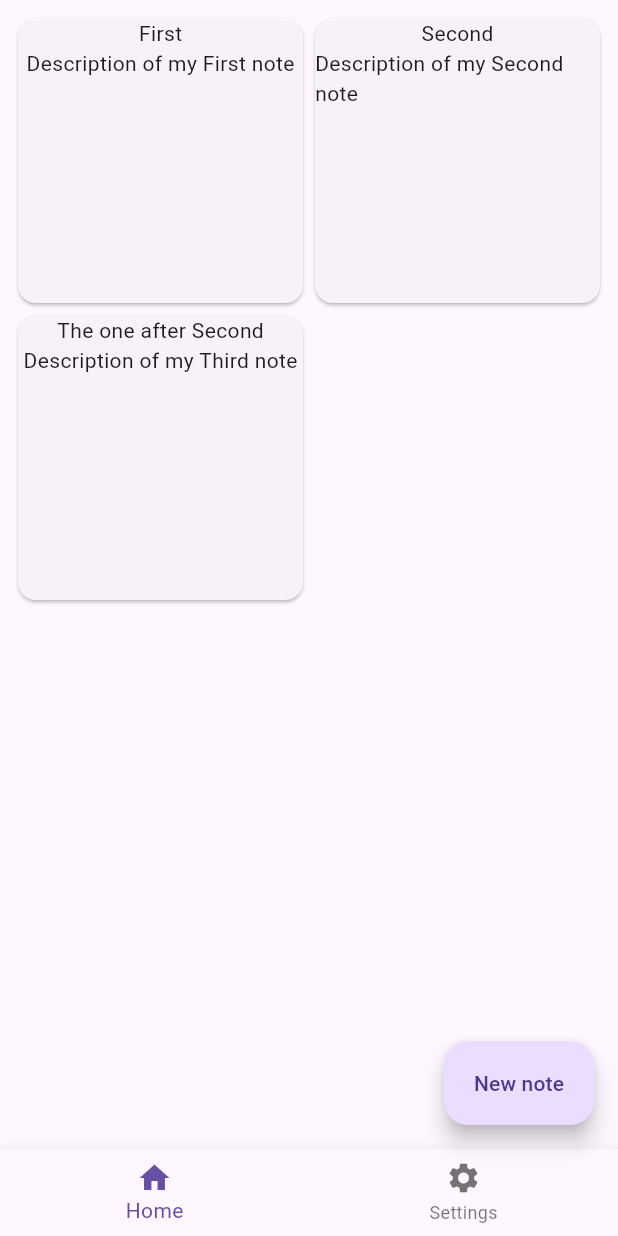
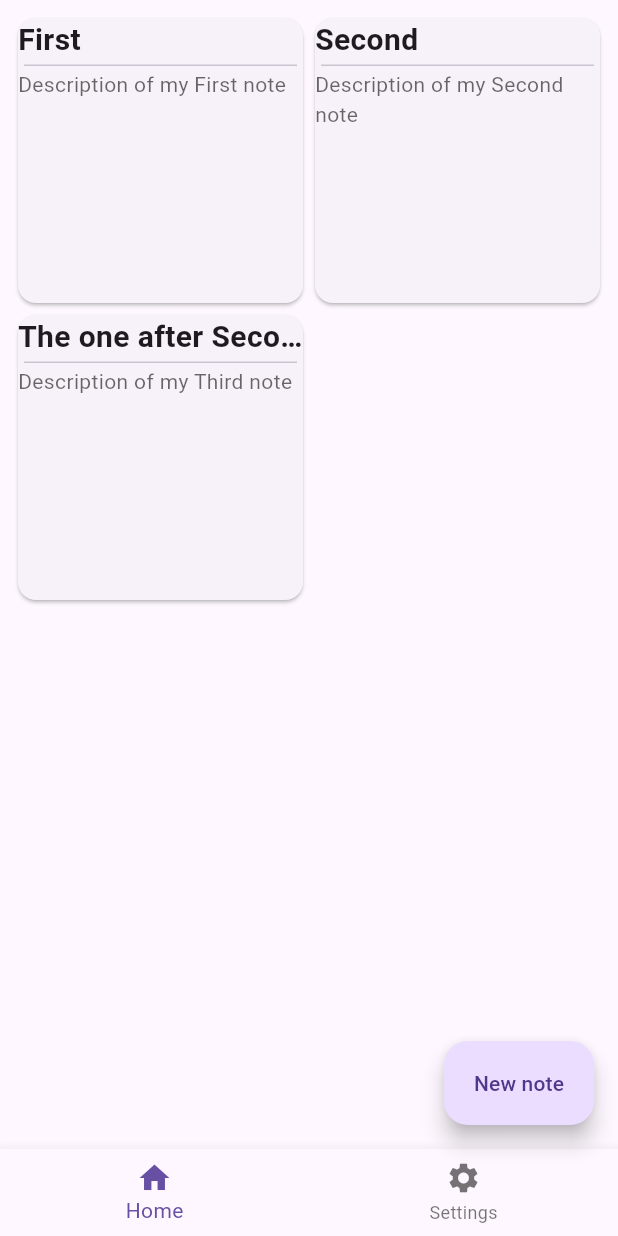
Before and after one commit to bantic-symphony/notes-no-ai-poc, a Flutter app: the screen it shows after launch, on a phone screen of 412 x 824 dp. Run offline on Flutter 3.47's test engine with Material 3 defaults, Android fonts, the phone set to English and light mode, and no system bars; our stand-ins replace go_router.

Commit message:
Add note details screen and navigation support
Introduced note details screen and content widgets, updated routing to support navigation to note details by ID, and enhanced Note model to include an ID field. Updated NoteCard to navigate to the details screen on tap and improved its UI. Added sqflite dependency and plugin registration for future database support.

```diff
--- /dev/null
+++ b/devtools_options.yaml
@@ -0,0 +1,3 @@
+description: This file stores settings for Dart & Flutter DevTools.
+documentation: https://docs.flutter.dev/tools/devtools/extensions#configure-extension-enablement-states
+extensions:
--- a/lib/app_router.dart
+++ b/lib/app_router.dart
@@ -1,6 +1,7 @@
 import 'package:flutter/widgets.dart';
 import 'package:go_router/go_router.dart';
 import 'package:testing_riverpod/scaffold_with_navbar.dart';
+import 'package:testing_riverpod/ui/home/details/widget/note_details_screen.dart';
 import 'package:testing_riverpod/ui/home/widget/home_screen.dart';
 import 'package:testing_riverpod/ui/settings/widget/settings_screen.dart';
 
@@ -12,11 +13,14 @@ final _shellNavigatorSettingsKey = GlobalKey<NavigatorState>(
   debugLabel: 'settingsShell',
 );
 
-const String home = '/home';
-const String settings = '/settings';
+class AppRoutes{
+static const String home = '/home';
+static const String noteDetails = 'details/:id';
+static const String settings = '/settings';
+}
 
 final router = GoRouter(
-  initialLocation: home,
+  initialLocation: AppRoutes.home,
   navigatorKey: _rootNavigatorKey,
   routes: <RouteBase>[
     StatefulShellRoute.indexedStack(
@@ -28,8 +32,21 @@ final router = GoRouter(
           navigatorKey: _shellNavigatorHomeKey,
           routes: <RouteBase>[
             GoRoute(
-              path: home,
+              path: AppRoutes.home,
+              name: AppRoutes.home,
+              parentNavigatorKey: _shellNavigatorHomeKey,
               builder: (context, state) => const HomeScreen(),
+              routes: [
+                GoRoute(
+                  path: AppRoutes.noteDetails,
+                  name: AppRoutes.noteDetails,
+                  parentNavigatorKey: _rootNavigatorKey,
+                  builder: (context, state){
+                    final id = state.pathParameters['id'];
+                     return NoteDetailsScreen(id: id ?? "");
+                     },
+                  )
+              ]
             ),
           ],
         ),
@@ -38,7 +55,8 @@ final router = GoRouter(
           navigatorKey: _shellNavigatorSettingsKey,
           routes: <RouteBase>[
             GoRoute(
-              path: settings,
+              path: AppRoutes.settings,
+              name: AppRoutes.settings,
               builder: (context, state) => const SettingsScreen(),
             ),
           ],
--- a/lib/domain/model/home/note.dart
+++ b/lib/domain/model/home/note.dart
@@ -1,6 +1,11 @@
 class Note {
-  const Note({required this.title, required this.description});
+  const Note({
+    required this.id,
+    required this.title,
+    required this.description,
+  });
 
+  final int id;
   final String title;
   final String description;
 }
--- a/lib/ui/home/widget/home_screen.dart
+++ b/lib/ui/home/widget/home_screen.dart
@@ -14,9 +14,9 @@ class HomeScreen extends StatelessWidget {
           child: GridView.count(
             crossAxisCount: 2,
             children: [
-              NoteCard(note: Note(title: "First", description: "Description of my First note"),),
-              NoteCard(note: Note(title: "Second", description: "Description of my Second note")),
-              NoteCard(note: Note(title: "The one after Second", description: "Description of my Third note"))
+              NoteCard(note: Note(id: 1, title: "First", description: "Description of my First note"),),
+              NoteCard(note: Note(id: 2, title: "Second", description: "Description of my Second note")),
+              NoteCard(note: Note(id: 3, title: "The one after Second", description: "Description of my Third note"))
             ],
           ),
         ),
--- a/lib/ui/home/widget/note_card.dart
+++ b/lib/ui/home/widget/note_card.dart
@@ -1,18 +1,42 @@
 import 'package:flutter/material.dart';
+import 'package:go_router/go_router.dart';
+import 'package:testing_riverpod/app_router.dart';
 import 'package:testing_riverpod/domain/model/home/note.dart';
 
 class NoteCard extends StatelessWidget {
-  NoteCard({required this.note, super.key});
+  const NoteCard({required this.note, super.key});
 
   final Note note;
 
   @override
   Widget build(BuildContext context) {
-    return Card(child: Column(
-      children: [
-        Text(note.title),
-        Text(note.description)
-      ],
-    ));
+    return InkWell(
+      onTap: () =>
+      GoRouter.of(
+        context,
+      ).pushNamed(AppRoutes.noteDetails, pathParameters: {"id" : "${note.id}"}),
+      child: Card(
+        child: Column(
+          crossAxisAlignment: CrossAxisAlignment.start,
+          children: [
+            Text(
+              note.title,
+              maxLines: 1,
+              overflow: TextOverflow.ellipsis,
+              style: TextStyle(
+                fontSize: 20,
+              ).copyWith(fontWeight: FontWeight.w600),
+            ),
+            Divider(height: 5, indent: 4, endIndent: 4),
+            Text(
+              note.description,
+              maxLines: 5,
+              overflow: TextOverflow.ellipsis,
+              style: TextStyle().copyWith(color: Colors.black.withAlpha(150)),
+            ),
+          ],
+        ),
+      ),
+    );
   }
 }
--- a/pubspec.yaml
+++ b/pubspec.yaml
@@ -13,6 +13,8 @@ dependencies:
   flutter_bloc: ^9.1.1
   get_it: ^8.2.0
   go_router: ^16.2.0
+  path: ^1.9.1
+  sqflite: ^2.4.2
 
 dev_dependencies:
   flutter_test:
```
Also changed, not shown: lib/ui/home/details/widget/note_details_content.dart (added, +65 -0 lines), lib/ui/home/details/widget/note_details_screen.dart (added, +16 -0 lines), pubspec.lock, 1 other file.
